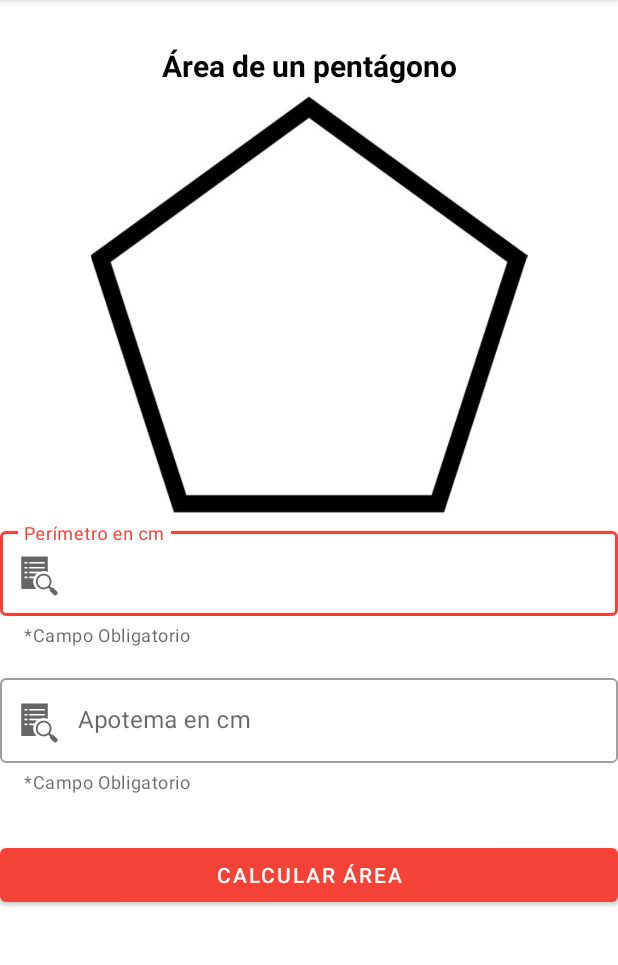
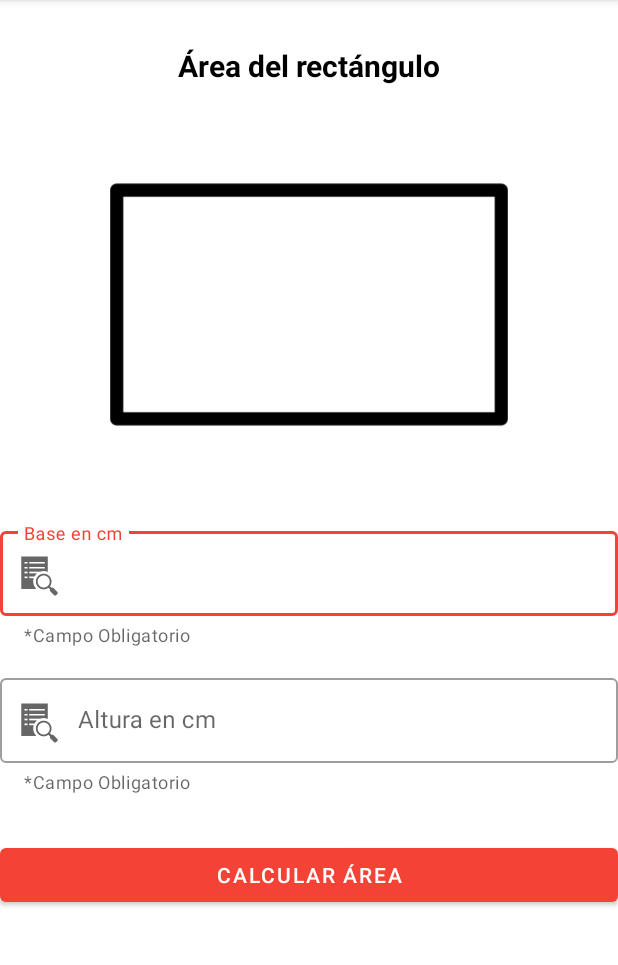
Before and after one commit to Equipo-1-Lab-3/My_Features_App, an Android app: the screen it shows after launch (AreaPentagonoActivity before the commit, AreaRectanguloActivity after it), after a tap on "AREA", on a phone screen of 412 x 824 dp, the part 84-1049 px from its top. Run offline under Robolectric (Android 15) with nearby library versions, the light colour scheme and no system bars.

Commit message:
Desarrollo de actividad de calculo de area del rectangulo, funcional, no presenta errores haciendo clon de la rama develop

```diff
--- a/app/src/main/AndroidManifest.xml
+++ b/app/src/main/AndroidManifest.xml
@@ -21,6 +21,9 @@
         <activity
             android:name=".ui.perimetro_rectangulo.PerimetroRectanguloActivity"
             android:exported="true" />
+        <activity
+            android:name=".ui.area_rectangulo.AreaRectanguloActivity"
+            android:exported="true" />
 
         <activity
             android:name=".ui.splash.SplashActivity"
--- /dev/null
+++ b/app/src/main/java/com/santiagotorres/myfeaturesapp/ui/area_rectangulo/AreaRectanguloActivity.kt
@@ -0,0 +1,50 @@
+package com.santiagotorres.myfeaturesapp.ui.area_rectangulo
+
+import androidx.appcompat.app.AppCompatActivity
+import android.os.Bundle
+import androidx.lifecycle.Observer
+import androidx.lifecycle.ViewModelProvider
+import com.santiagotorres.myfeaturesapp.databinding.ActivityAreaRectanguloBinding
+import com.santiagotorres.myfeaturesapp.ui.area_pentagono.AreaPentagonoViewModel
+import java.text.DecimalFormat
+
+class AreaRectanguloActivity : AppCompatActivity(){
+
+    private lateinit var areaRectanguloBinding: ActivityAreaRectanguloBinding
+    private lateinit var areaRectanguloViewModel: AreaRectanguloViewModel
+    private val df = DecimalFormat("###,###,###.##")
+
+    override fun onCreate(savedInstanceState: Bundle?) {
+        super.onCreate(savedInstanceState)
+        areaRectanguloBinding = ActivityAreaRectanguloBinding.inflate(layoutInflater)
+        areaRectanguloViewModel = ViewModelProvider(this)[AreaRectanguloViewModel::class.java]
+        val view = areaRectanguloBinding.root
+        setContentView(view)
+
+        areaRectanguloBinding.calculateAreaButton.setOnClickListener {
+
+            val verificar = Observer<String> {
+                areaRectanguloBinding.resultText.text = ""
+            }
+            areaRectanguloViewModel.emptyText.observe(this, verificar)
+
+
+            val calcular = Observer<Double> {result->
+                areaRectanguloBinding.resultText.text = "El área es ${df.format(result)} cm"
+            }
+            areaRectanguloViewModel.Resultado.observe(this, calcular)
+
+
+            areaRectanguloViewModel.verificarDatos (areaRectanguloBinding.BaseInput.text.toString(),
+                areaRectanguloBinding.AlturaInput.text.toString(), areaRectanguloBinding.uniqueLayout)
+
+            areaRectanguloViewModel.calcularArea (areaRectanguloBinding.BaseInput.text.toString(),
+                areaRectanguloBinding.AlturaInput.text.toString())
+
+        }
+    }
+
+
+
+
+}
--- /dev/null
+++ b/app/src/main/java/com/santiagotorres/myfeaturesapp/ui/area_rectangulo/AreaRectanguloViewModel.kt
@@ -0,0 +1,44 @@
+package com.santiagotorres.myfeaturesapp.ui.area_rectangulo
+
+import android.widget.LinearLayout
+import androidx.lifecycle.MutableLiveData
+import androidx.lifecycle.ViewModel
+import com.google.android.material.snackbar.Snackbar
+
+class AreaRectanguloViewModel: ViewModel() {
+
+    val emptyText: MutableLiveData<String> by lazy {
+        MutableLiveData<String>()
+    }
+
+    val Resultado: MutableLiveData<Double> by lazy {
+        MutableLiveData<Double>()
+    }
+
+    fun verificarDatos(baseInput: String, alturaInput : String, layout: LinearLayout) {
+        if (baseInput.isEmpty() || baseInput == "0" || alturaInput.isEmpty() || alturaInput=="0"){
+            emptyText.value = "Tiene algún valor vacío o en 0"
+
+            Snackbar.make(layout,
+                emptyText.value.toString(),
+                Snackbar.LENGTH_INDEFINITE).setAction("Aceptar") {
+            }.show()
+        }
+    }
+
+    fun calcularArea(baseInput: String, alturaInput : String) {
+
+        if (baseInput.isEmpty() || baseInput == "0" || alturaInput.isEmpty() || alturaInput=="0"){
+
+        }
+        else{
+            val base = baseInput.toDouble()
+            val altura = alturaInput.toDouble()
+
+            Resultado.value = base * altura
+        }
+
+    }
+
+
+}
--- a/app/src/main/java/com/santiagotorres/myfeaturesapp/ui/main/MainActivity.kt
+++ b/app/src/main/java/com/santiagotorres/myfeaturesapp/ui/main/MainActivity.kt
@@ -6,6 +6,7 @@ import android.os.Bundle
 import com.santiagotorres.myfeaturesapp.databinding.ActivityMainBinding
 
 import com.santiagotorres.myfeaturesapp.ui.area_pentagono.AreaPentagonoActivity
+import com.santiagotorres.myfeaturesapp.ui.area_rectangulo.AreaRectanguloActivity
 import com.santiagotorres.myfeaturesapp.ui.perimetro_circulo.PerimetroCirculoActivity
 import com.santiagotorres.myfeaturesapp.ui.perimetro_rectangulo.PerimetroRectanguloActivity
 
@@ -35,5 +36,11 @@ class MainActivity : AppCompatActivity() {
 
             startActivity(intentPR)
         }
+
+        mainBinding.ARectanguloButton.setOnClickListener {
+            val  intentAR =  Intent(this,AreaRectanguloActivity::class.java)
+
+            startActivity(intentAR)
+        }
     }
 } // Yeiner D. Pájaro
--- /dev/null
+++ b/app/src/main/res/layout/activity_area_rectangulo.xml
@@ -0,0 +1,83 @@
+<?xml version="1.0" encoding="utf-8"?>
+<ScrollView xmlns:android="http://schemas.android.com/apk/res/android"
+    xmlns:app="http://schemas.android.com/apk/res-auto"
+    android:layout_width="match_parent"
+    android:layout_height="match_parent"
+    android:orientation="vertical"
+    android:textAlignment="center">
+
+    <LinearLayout
+        android:id="@+id/unique_layout"
+        android:layout_width="match_parent"
+        android:layout_height="wrap_content"
+        android:orientation="vertical">
+
+        <TextView
+            android:id="@+id/area_header_text"
+            android:layout_width="match_parent"
+            android:layout_height="wrap_content"
+            android:layout_marginTop="30dp"
+            android:text="@string/area_rectangulo_text"
+            android:textAlignment="center"
+            android:textColor="#000000"
+            android:textSize="20sp"
+            android:textStyle="bold" />
+
+        <ImageView
+            android:id="@+id/imageView2"
+            android:layout_width="match_parent"
+            android:layout_height="291dp"
+            app:srcCompat="@drawable/rectangulo" />
+
+        <com.google.android.material.textfield.TextInputLayout
+            style="@style/Widget.MaterialComponents.TextInputLayout.OutlinedBox"
+            android:layout_width="match_parent"
+            android:layout_height="match_parent"
+            app:helperText="@string/Obligatorio"
+            app:startIconDrawable="?android:attr/actionModeFindDrawable">
+
+            <com.google.android.material.textfield.TextInputEditText
+                android:id="@+id/Base_input"
+                android:layout_width="match_parent"
+                android:layout_height="wrap_content"
+                android:layout_marginTop="15dp"
+                android:hint="@string/Base"
+                android:inputType="number" />
+        </com.google.android.material.textfield.TextInputLayout>
+
+        <com.google.android.material.textfield.TextInputLayout
+            style="@style/Widget.MaterialComponents.TextInputLayout.OutlinedBox"
+            android:layout_width="match_parent"
+            android:layout_height="match_parent"
+            android:layout_marginTop="15dp"
+            app:helperText="@string/Obligatorio"
+            app:startIconDrawable="?android:attr/actionModeFindDrawable">
+
+            <com.google.android.material.textfield.TextInputEditText
+                android:id="@+id/Altura_input"
+                android:layout_width="match_parent"
+                android:layout_height="wrap_content"
+                android:layout_marginTop="15dp"
+                android:hint="@string/altura"
+                android:inputType="number" />
+        </com.google.android.material.textfield.TextInputLayout>
+
+        <Button
+            android:id="@+id/calculate_area_button"
+            android:layout_width="match_parent"
+            android:layout_height="wrap_content"
+            android:layout_marginTop="30dp"
+            android:text="@string/Calcule_button" />
+
+        <TextView
+            android:id="@+id/result_text"
+            android:layout_width="match_parent"
+            android:layout_height="match_parent"
+            android:layout_marginTop="15dp"
+            android:text="@string/empty"
+            android:textAlignment="center"
+            android:textColor="#000000"
+            android:textSize="20sp"
+            android:textStyle="bold" />
+    </LinearLayout>
+</ScrollView>
--- a/app/src/main/res/values/strings.xml
+++ b/app/src/main/res/values/strings.xml
@@ -15,4 +15,5 @@
 <string name="altura">Altura en cm</string>
 <string name="button_text">Calcular Perimetro</string>
 <string name="texto_principal">Perímetro del rectángulo</string>
+    <string name="area_rectangulo_text">Área del rectángulo</string>
 </resources>
```
